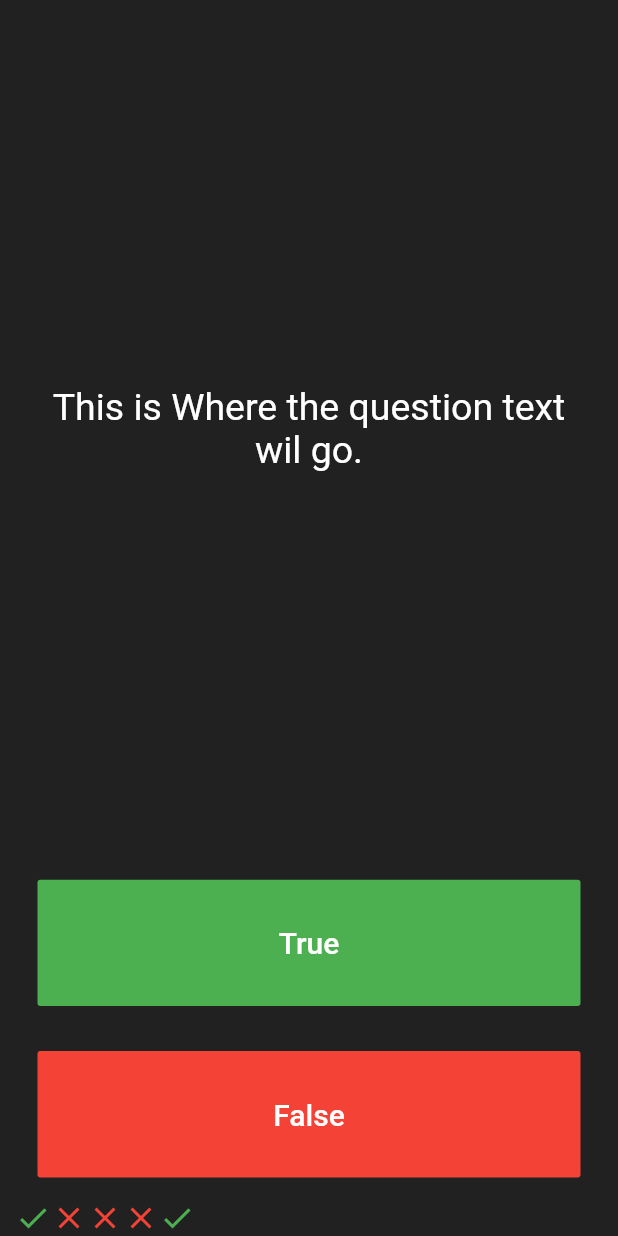
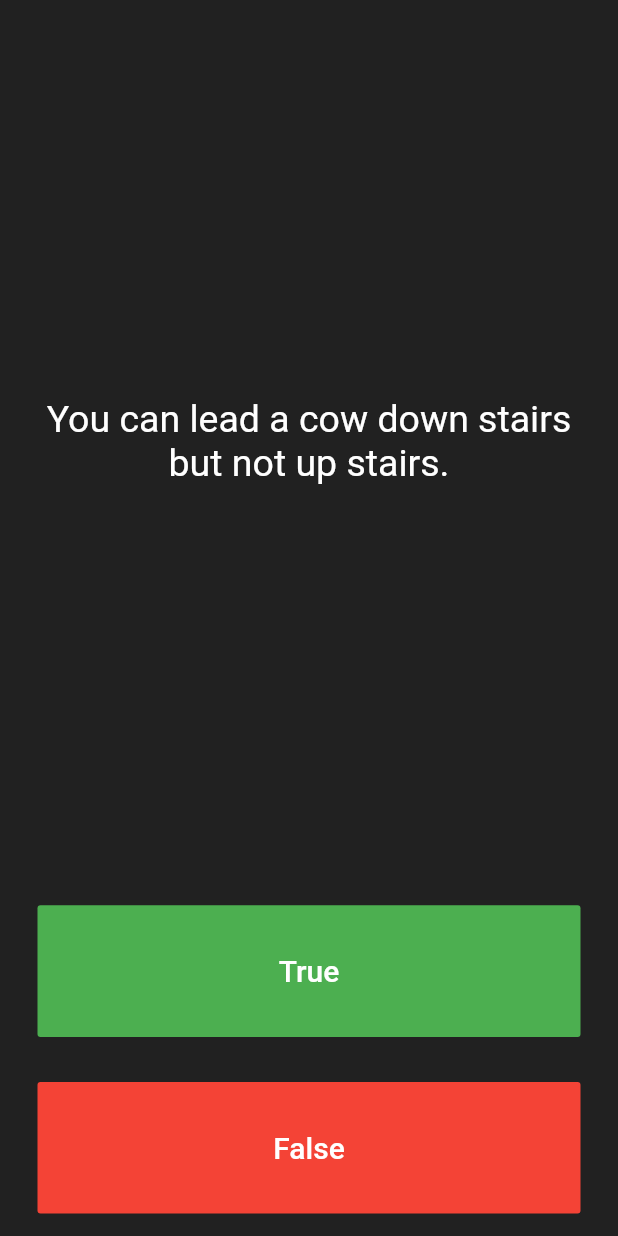
Before and after one commit to memof90/Quiz-Fluttler, a Flutter app: the screen it shows after launch, after a tap on "True", on a phone screen of 412 x 824 dp. Run offline on Flutter 3.47's test engine with Material 2 defaults, Android fonts, the phone set to English and light mode, and no system bars.

Commit message:
Displaying questions

```diff
--- a/lib/src/state/quizPageState.dart
+++ b/lib/src/state/quizPageState.dart
@@ -7,24 +7,15 @@ class QuizPage extends StatefulWidget {
 }
 
 class _QuizPageState extends State<QuizPage> {
-  List<Icon> sckoreKeeper = [
-    Icon(
-      Icons.check,
-      color: Colors.green,
-    ),
-    Icon(
-      Icons.close,
-      color: Colors.red,
-    ),
-    Icon(
-      Icons.close,
-      color: Colors.red,
-    ),
-    Icon(
-      Icons.close,
-      color: Colors.red,
-    ),
+  List<Icon> sckoreKeeper = [];
+
+  List<String> questions = [
+    'You can lead a cow down stairs but not up stairs.',
+    'Approximately one quarter of human bones are in the feet.',
+    'A slug\'s blood is green.'
   ];
+
+  int questionNumber = 0;
 
   @override
   Widget build(BuildContext context) {
@@ -38,7 +29,7 @@ class _QuizPageState extends State<QuizPage> {
               padding: EdgeInsets.all(10.0),
               child: Center(
                 child: Text(
-                  'This is Where the question text wil go.',
+                  questions[questionNumber],
                   textAlign: TextAlign.center,
                   style: TextStyle(fontSize: 25.0, color: Colors.white),
                 ),
@@ -54,14 +45,7 @@ class _QuizPageState extends State<QuizPage> {
               'True',
               style: TextStyle(color: Colors.white, fontSize: 20.0),
             ),
-            onPressed: () => {
-              setState(() {
-                sckoreKeeper.add(Icon(
-                  Icons.check,
-                  color: Colors.green,
-                ));
-              })
-            },
+            onPressed: () => {questionNumber++, print(questionNumber++)},
           ),
         )),
         Expanded(
@@ -74,7 +58,7 @@ class _QuizPageState extends State<QuizPage> {
               'False',
               style: TextStyle(color: Colors.white, fontSize: 20.0),
             ),
-            onPressed: () => {print('False')},
+            onPressed: () => {questionNumber++, print(questionNumber++)},
           ),
         )),
         Row(
```
